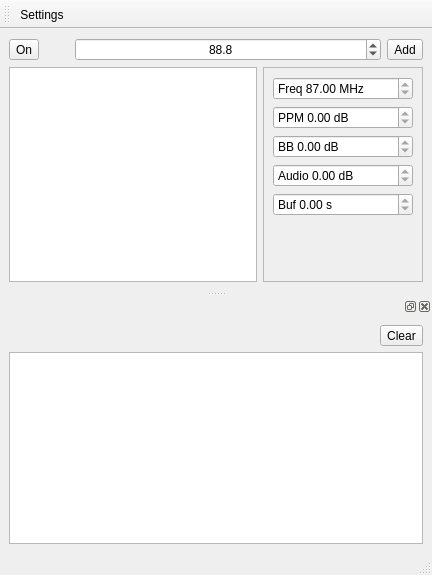
First picture: the form in MainWindow.ui, repository huseyinkozan/softfm-gui, before the edit.
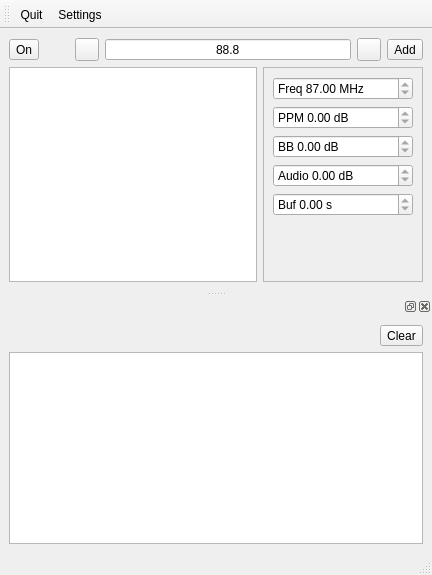
Second picture: the form after the edit. Icons and pictures are not drawn.

Commit message: Added quit, up-down, playing icon.

What changed in the file:
```diff
--- a/MainWindow.ui
+++ b/MainWindow.ui
@@ -51,6 +51,20 @@
         </property>
        </widget>
       </item>
+      <item>
+       <widget class="QToolButton" name="freqDownButton">
+        <property name="statusTip">
+         <string>Freq Down</string>
+        </property>
+        <property name="text">
+         <string/>
+        </property>
+        <property name="icon">
+         <iconset resource="resources/images/images.qrc">
+          <normaloff>:/images/go-previous.svg</normaloff>:/images/go-previous.svg</iconset>
+        </property>
+       </widget>
+      </item>
       <item>
        <widget class="QDoubleSpinBox" name="freqDoubleSpinBox">
         <property name="wrapping">
@@ -59,6 +73,9 @@
         <property name="alignment">
          <set>Qt::AlignCenter</set>
         </property>
+        <property name="buttonSymbols">
+         <enum>QAbstractSpinBox::NoButtons</enum>
+        </property>
         <property name="accelerated">
          <bool>true</bool>
         </property>
@@ -82,6 +99,20 @@
         </property>
        </widget>
       </item>
+      <item>
+       <widget class="QToolButton" name="freqUpButton">
+        <property name="statusTip">
+         <string>Freq Up</string>
+        </property>
+        <property name="text">
+         <string/>
+        </property>
+        <property name="icon">
+         <iconset resource="resources/images/images.qrc">
+          <normaloff>:/images/go-next.svg</normaloff>:/images/go-next.svg</iconset>
+        </property>
+       </widget>
+      </item>
       <item>
        <widget class="QToolButton" name="addButton">
         <property name="text">
@@ -306,6 +337,7 @@
    <attribute name="toolBarBreak">
     <bool>false</bool>
    </attribute>
+   <addaction name="actionQuit"/>
    <addaction name="actionSettings"/>
   </widget>
   <action name="actionSettings">
@@ -317,6 +349,18 @@
     <string>Settings</string>
    </property>
   </action>
+  <action name="actionQuit">
+   <property name="icon">
+    <iconset resource="resources/images/images.qrc">
+     <normaloff>:/images/exit.svg</normaloff>:/images/exit.svg</iconset>
+   </property>
+   <property name="text">
+    <string>Quit</string>
+   </property>
+   <property name="shortcut">
+    <string>Ctrl+Q</string>
+   </property>
+  </action>
  </widget>
  <resources>
   <include location="resources/images/images.qrc"/>
```
The commit also changes 8 other files.
